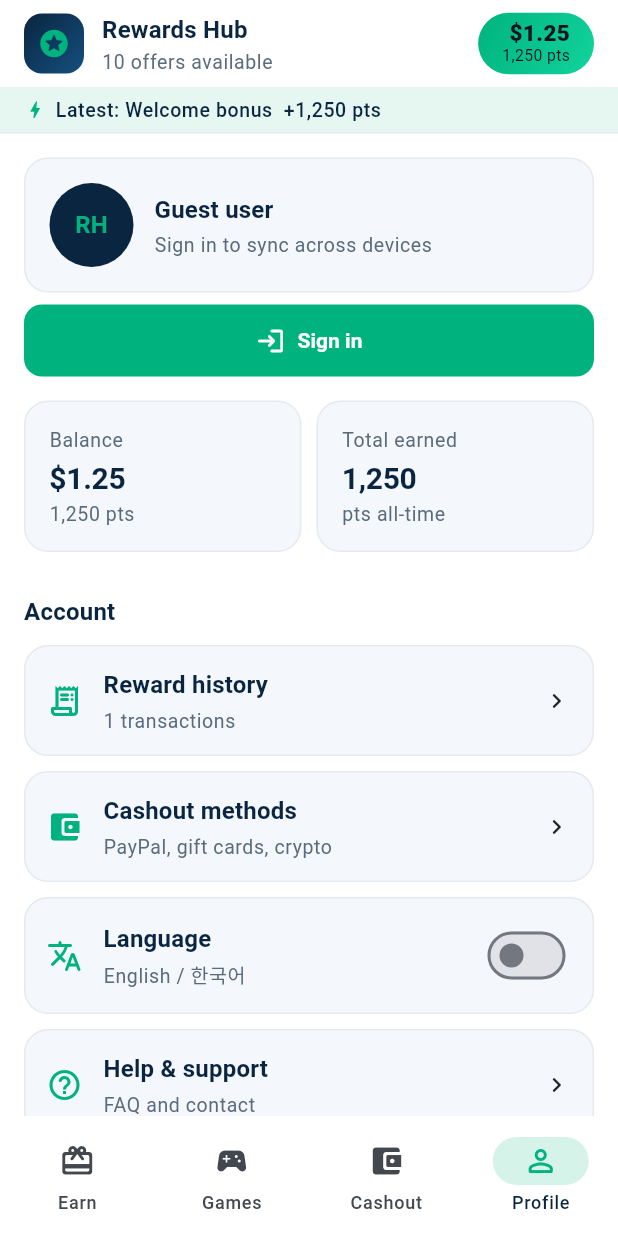
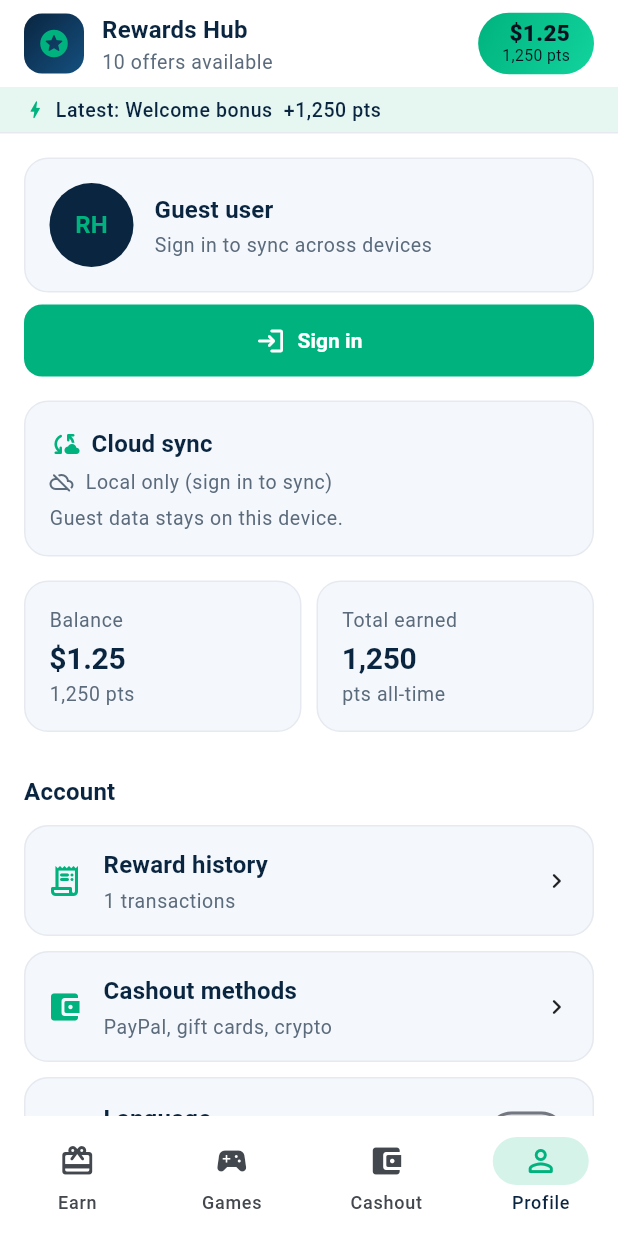
Before and after one commit to qnftktls/FlutterOfferwallApp, a Flutter app: the screen it shows after launch, swiped to page 4, on a phone screen of 412 x 824 dp. Run offline on Flutter 3.47's test engine with Material 3 defaults, Android fonts, the phone set to English and light mode, and no system bars; our stand-ins replace cloud_firestore, firebase_auth, firebase_core, google_mobile_ads, shared_preferences, webview_flutter; accounts and stored records are empty.

Commit message:
feat: Cloud Firestore cross-device sync (offline-first, no composite indexes)
- SyncService: users/{uid} doc with inline tx array (no composite index needed)
- PointsRepository: bindUser()/syncNow() + auto push on every balance change
- AuthService: sync trigger on sign-in/out, guest stays local-only
- ProfileScreen: live sync status card (syncing/synced/offline/error)
- firestore.rules + FIRESTORE_SETUP.md
- 3 new unit tests (6/6 pass), analyze clean

````diff
--- a/lib/l10n/app_localizations.dart
+++ b/lib/l10n/app_localizations.dart
@@ -143,6 +143,18 @@ class AppLocalizations {
     'support_stub': 'Support is a demo stub.',
     'policy_stub': 'Policy is a demo stub.',
     'not_enough_title': 'Not enough balance',
+    'sync': 'Cloud sync',
+    'sync_on': 'Synced across devices',
+    'sync_syncing': 'Syncing…',
+    'sync_synced': 'Up to date',
+    'sync_offline': 'Local only (sign in to sync)',
+    'sync_error': 'Sync failed — will retry',
+    'sync_now': 'Sync now',
+    'sync_last': 'Last synced {when}',
+    'sync_unavailable': 'Cloud sync unavailable',
+    'sync_detail':
+        'Your balance and reward history are stored on this device and mirrored to the cloud when you sign in.',
+    'guest_no_sync': 'Guest data stays on this device.',
 
     'sign_in_title': 'Welcome back',
     'sign_in_sub': 'Sign in to keep your rewards safe',
@@ -250,6 +262,18 @@ class AppLocalizations {
     'support_stub': '지원은 데모 스텁입니다.',
     'policy_stub': '정책은 데모 스텁입니다.',
     'not_enough_title': '잔액 부족',
+    'sync': '클라우드 동기화',
+    'sync_on': '기기 간 동기화됨',
+    'sync_syncing': '동기화 중…',
+    'sync_synced': '최신 상태',
+    'sync_offline': '로컬 전용 (로그인 시 동기화)',
+    'sync_error': '동기화 실패 — 재시도 예정',
+    'sync_now': '지금 동기화',
+    'sync_last': '최근 동기화 {when}',
+    'sync_unavailable': '클라우드 동기화 불가',
+    'sync_detail':
+        '잔액과 리워드 내역은 이 기기에 저장되며, 로그인하면 클라우드에 미러링됩니다.',
+    'guest_no_sync': '게스트 데이터는 이 기기에만 저장됩니다.',
 
     'sign_in_title': '다시 오신 것을 환영합니다',
     'sign_in_sub': '로그인하고 리워드를 안전하게 보관하세요',
--- a/lib/main.dart
+++ b/lib/main.dart
@@ -11,21 +11,24 @@ import 'services/ads_init.dart';
 import 'services/auth_service.dart';
 import 'services/points_repository.dart';
 import 'services/settings_repository.dart';
+import 'services/sync_service.dart';
 import 'theme/app_theme.dart';
 
 Future<void> main() async {
   WidgetsFlutterBinding.ensureInitialized();
 
-  // Firebase (Auth). Degrades gracefully if initialization fails.
+  // Firebase (Auth + Firestore). Degrades gracefully if initialization fails.
   try {
     await Firebase.initializeApp(
       options: DefaultFirebaseOptions.currentPlatform,
     );
     AuthService.instance.markReady(true);
+    SyncService.instance.markReady(true);
     AuthService.instance.bind();
   } catch (e) {
     if (kDebugMode) debugPrint('Firebase init failed (continuing offline): $e');
     AuthService.instance.markReady(false);
+    SyncService.instance.markReady(false);
   }
 
   // Load persisted state before the first frame.
--- a/lib/screens/profile_screen.dart
+++ b/lib/screens/profile_screen.dart
@@ -6,6 +6,7 @@ import '../models/offer.dart';
 import '../services/auth_service.dart';
 import '../services/points_repository.dart';
 import '../services/settings_repository.dart';
+import '../services/sync_service.dart';
 import '../theme/app_theme.dart';
 import '../widgets/offer_card.dart';
 import 'auth_screen.dart';
@@ -126,6 +127,10 @@ class ProfileScreen extends StatelessWidget {
           ),
         const SizedBox(height: AppSpacing.md),
 
+        // Cloud sync status card
+        _syncCard(context, user, repo),
+        const SizedBox(height: AppSpacing.md),
+
         // Stats
         Row(
           children: <Widget>[
@@ -204,6 +209,93 @@ class ProfileScreen extends StatelessWidget {
           onTap: () => _confirmReset(context, repo),
         ),
       ],
+    );
+  }
+
+  /// A card that reflects the live Cloud Firestore sync state.
+  Widget _syncCard(
+    BuildContext context,
+    AppUser? user,
+    PointsRepository repo,
+  ) {
+    final ThemeData theme = Theme.of(context);
+    final AppLocalizations l = context.l10n;
+    final bool signedIn = user != null && !user.isGuest;
+
+    return Container(
+      padding: const EdgeInsets.all(AppSpacing.md),
+      decoration: BoxDecoration(
+        color: theme.cardTheme.color,
+        borderRadius: BorderRadius.circular(16),
+        border: Border.all(color: theme.dividerColor),
+      ),
+      child: Column(
+        crossAxisAlignment: CrossAxisAlignment.start,
+        children: <Widget>[
+          Row(
+            children: <Widget>[
+              const Icon(Icons.cloud_sync_rounded,
+                  size: 20, color: AppColors.brandAccent),
+              const SizedBox(width: 8),
+              Text(l.t('sync'), style: theme.textTheme.titleMedium),
+              const Spacer(),
+              if (signedIn)
+                TextButton(
+                  onPressed: repo.syncStatus == SyncStatus.syncing
+                      ? null
+                      : () => repo.syncNow(),
+                  child: Text(l.t('sync_now')),
+                ),
+            ],
+          ),
+          const SizedBox(height: 4),
+          // Live status line driven by SyncService.status.
+          ValueListenableBuilder<SyncStatus>(
+            valueListenable: SyncService.instance.status,
+            builder: (BuildContext context, SyncStatus s, _) {
+              final (IconData icon, Color color, String label) = switch (s) {
+                SyncStatus.synced => (
+                    Icons.check_circle_rounded,
+                    AppColors.brandAccent,
+                    l.t('sync_synced'),
+                  ),
+                SyncStatus.syncing => (
+                    Icons.sync_rounded,
+                    Colors.orangeAccent,
+                    l.t('sync_syncing'),
+                  ),
+                SyncStatus.error => (
+                    Icons.error_outline_rounded,
+                    Colors.redAccent,
+                    l.t('sync_error'),
+                  ),
+                SyncStatus.offline => (
+                    Icons.cloud_off_rounded,
+                    AppTheme.muted(context),
+                    l.t('sync_offline'),
+                  ),
+              };
+              return Row(
+                children: <Widget>[
+                  Icon(icon, size: 16, color: color),
+                  const SizedBox(width: 8),
+                  Expanded(
+                    child: Text(
+                      label,
+                      style: theme.textTheme.bodySmall?.copyWith(color: color),
+                    ),
+                  ),
+                ],
+              );
+            },
+          ),
+          const SizedBox(height: 6),
+          Text(
+            signedIn ? l.t('sync_detail') : l.t('guest_no_sync'),
+            style: theme.textTheme.bodySmall,
+          ),
+        ],
+      ),
     );
   }
 
--- /dev/null
+++ b/lib/services/sync_service.dart
@@ -0,0 +1,212 @@
+import 'dart:async';
+import 'dart:convert';
+
+import 'package:cloud_firestore/cloud_firestore.dart';
+import 'package:flutter/foundation.dart';
+
+import '../models/offer.dart';
+
+/// Sync lifecycle state surfaced to the UI.
+enum SyncStatus {
+  /// Firestore unavailable / user signed out — the app runs locally only.
+  offline,
+
+  /// A sync round-trip is in flight.
+  syncing,
+
+  /// Cloud data is up to date (last successful sync).
+  synced,
+
+  /// The sync attempt failed (network / rules / API disabled).
+  error,
+}
+
+/// Cross-device sync of the reward balance + history via Cloud Firestore.
+///
+/// Data model (kept intentionally simple to avoid composite indexes):
+///
+/// ```
+/// users/{uid}                      <- document
+///   points: int
+///   updatedAt: timestamp
+///   tx: [ {title, points, timestamp, offerId}, ... ]   // embedded array
+/// ```
+///
+/// The transaction history is stored **inline as an array field** on the user
+/// document rather than in a subcollection. That means every read/write is a
+/// single-document operation — no `where()`/`orderBy()` combination, so **no
+/// composite index is ever required**.
+///
+/// Every method degrades gracefully: if Firestore is unavailable (API not
+/// enabled, no network, security rules deny), the app keeps working from local
+/// storage and the status is reported as [SyncStatus.offline] / [SyncStatus.error].
+class SyncService {
+  SyncService._();
+  static final SyncService instance = SyncService._();
+
+  static const String _collection = 'users';
+  static const int maxHistory = 200;
+
+  bool _firebaseReady = false;
+
+  /// Mirrors whether Firebase initialized (set from `main()`).
+  void markReady(bool ready) => _firebaseReady = ready;
+
+  final ValueNotifier<SyncStatus> status =
+      ValueNotifier<SyncStatus>(SyncStatus.offline);
+
+  final ValueNotifier<DateTime?> lastSyncedAt = ValueNotifier<DateTime?>(null);
+
+  FirebaseFirestore? get _db {
+    if (!_firebaseReady) return null;
+    try {
+      return FirebaseFirestore.instance;
+    } catch (_) {
+      return null;
+    }
+  }
+
+  /// Whether cloud sync is currently possible at all.
+  bool get isAvailable => _db != null;
+
+  /// Pushes the local state up to Firestore (write-through).
+  ///
+  /// Called after every balance change while signed in. Failures never throw —
+  /// they just flip [status] to [SyncStatus.error].
+  Future<void> push({
+    required String uid,
+    required int points,
+    required List<RewardTransaction> transactions,
+  }) async {
+    final FirebaseFirestore? db = _db;
+    if (db == null || uid.isEmpty || uid == 'guest' || uid == 'local') {
+      status.value = SyncStatus.offline;
+      return;
+    }
+
+    status.value = SyncStatus.syncing;
+    try {
+      final List<Map<String, dynamic>> tx = transactions
+          .take(maxHistory)
+          .map((t) => t.toJson())
+          .toList();
+
+      await db
+          .collection(_collection)
+          .doc(uid)
+          .set(<String, dynamic>{
+            'points': points,
+            'tx': tx,
+            'updatedAt': FieldValue.serverTimestamp(),
+          }, SetOptions(merge: true))
+          .timeout(const Duration(seconds: 15));
+
+      status.value = SyncStatus.synced;
+      lastSyncedAt.value = DateTime.now();
+    } catch (e) {
+      _log('push failed', e);
+      status.value = SyncStatus.error;
+    }
+  }
+
+  /// Reads the cloud state for [uid].
+  ///
+  /// The caller decides how to merge (see `PointsRepository.syncFromCloud`).
+  /// Returns `null` when there is nothing to merge / Firestore is unavailable.
+  Future<CloudSnapshot?> pull(String uid) async {
+    final FirebaseFirestore? db = _db;
+    if (db == null || uid.isEmpty || uid == 'guest' || uid == 'local') {
+      status.value = SyncStatus.offline;
+      return null;
+    }
+
+    status.value = SyncStatus.syncing;
+    try {
+      final DocumentSnapshot<Map<String, dynamic>> doc = await db
+          .collection(_collection)
+          .doc(uid)
+          .get()
+          .timeout(const Duration(seconds: 15));
+
+      status.value = SyncStatus.synced;
+      lastSyncedAt.value = DateTime.now();
+
+      if (!doc.exists) return null;
+      final Map<String, dynamic>? data = doc.data();
+      if (data == null) return null;
+
+      final int points = toInt(data['points']);
+      final List<RewardTransaction> tx = <RewardTransaction>[];
+      final Object? rawTx = data['tx'];
+      if (rawTx is List) {
+        for (final Object? item in rawTx) {
+          if (item is Map) {
+            tx.add(
+              RewardTransaction.fromJson(
+                item.map((k, v) => MapEntry(k.toString(), v)),
+              ),
+            );
+          }
+        }
+      }
+
+      DateTime? updatedAt;
+      final Object? upd = data['updatedAt'];
+      if (upd is Timestamp) updatedAt = upd.toDate();
+
+      return CloudSnapshot(points: points, transactions: tx, updatedAt: updatedAt);
+    } catch (e) {
+      _log('pull failed', e);
+      status.value = SyncStatus.error;
+      return null;
+    }
+  }
+
+  /// Wipes the cloud document (used by "reset demo data" while signed in).
+  Future<void> clear(String uid) async {
+    final FirebaseFirestore? db = _db;
+    if (db == null || uid.isEmpty || uid == 'guest' || uid == 'local') return;
+    try {
+      await db.collection(_collection).doc(uid).delete();
+    } catch (e) {
+      _log('clear failed', e);
+    }
+  }
+
+  void reset() {
+    status.value = SyncStatus.offline;
+    lastSyncedAt.value = null;
+  }
+
+  void _log(String msg, Object e) {
+    if (kDebugMode) debugPrint('SyncService.$msg: $e');
+  }
+}
+
+/// A single cloud document snapshot for one user.
+class CloudSnapshot {
+  const CloudSnapshot({
+    required this.points,
+    required this.transactions,
+    this.updatedAt,
+  });
+
+  final int points;
+  final List<RewardTransaction> transactions;
+  final DateTime? updatedAt;
+
+  /// Total positive points ever earned (derived, not stored).
+  int get totalEarned =>
+      transactions.where((t) => t.points > 0).fold(0, (s, t) => s + t.points);
+
+  /// Convenience for debugging / logging.
+  String toDebugString() =>
+      'CloudSnapshot(points=$points, tx=${transactions.length}, '
+      'updatedAt=$updatedAt)';
+
+  /// Encodes to JSON (used by tests and optional export).
+  String toJsonString() => jsonEncode(<String, dynamic>{
+        'points': points,
+        'tx': transactions.map((t) => t.toJson()).toList(),
+      });
+}
--- a/pubspec.yaml
+++ b/pubspec.yaml
@@ -37,9 +37,11 @@ dependencies:
   # URLs / external link handling
   url_launcher: 6.3.0
 
-  # Firebase (auth + core) — versions locked for Flutter 3.35.4
+  # Firebase (auth + core + firestore) — versions locked for Flutter 3.35.4
   firebase_core: 3.6.0
   firebase_auth: 5.3.1
+  # Cloud sync of the balance + reward history across devices.
+  cloud_firestore: 5.4.3
 
 dev_dependencies:
   flutter_test:
````
Also changed, not shown: lib/services/auth_service.dart (+7 -0 lines), lib/services/points_repository.dart (+71 -0 lines), pubspec.lock, 4 other files.
